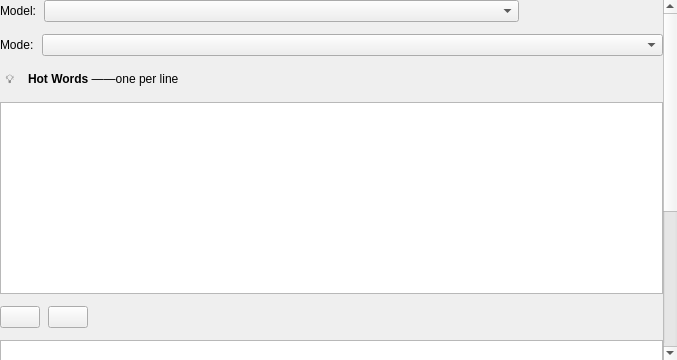
Qt form src/stt_settings_widget.ui (xiaodaxia-2008/TalkInput) before a commit.
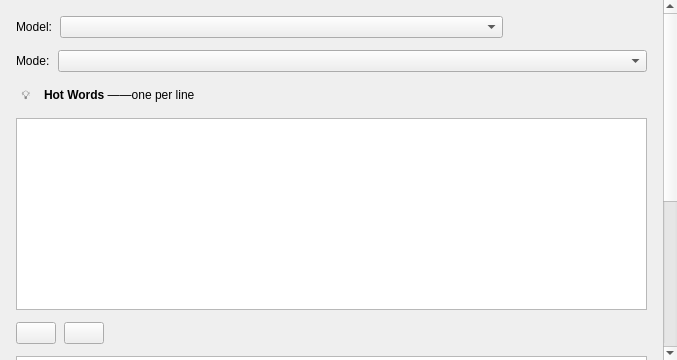
The same form after that commit. Icons and pictures are not drawn.

Commit message: fix: restore overlay and settings spacing

Patch:
```diff
--- a/src/stt_settings_widget.ui
+++ b/src/stt_settings_widget.ui
@@ -45,16 +45,16 @@
         <number>12</number>
        </property>
        <property name="leftMargin">
-        <number>0</number>
+        <number>16</number>
        </property>
        <property name="topMargin">
-        <number>0</number>
+        <number>16</number>
        </property>
        <property name="rightMargin">
-        <number>0</number>
+        <number>16</number>
        </property>
        <property name="bottomMargin">
-        <number>0</number>
+        <number>16</number>
        </property>
        <item>
         <layout class="QHBoxLayout" name="modelRow">
```
The commit also changes 8 other files.
